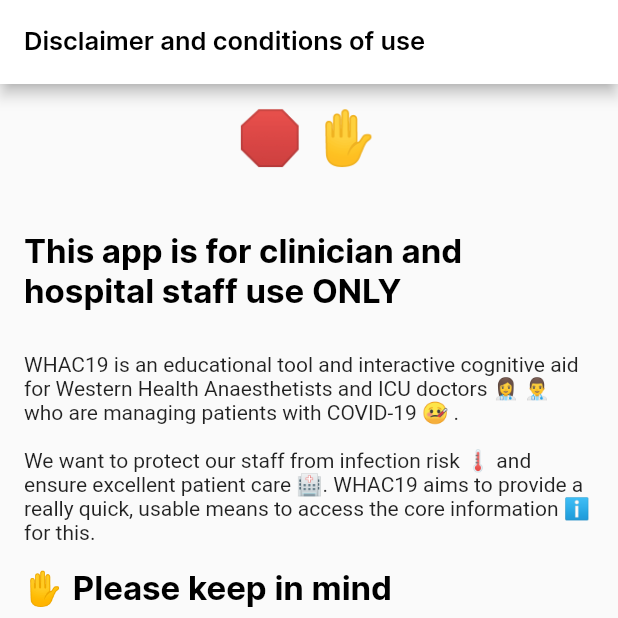
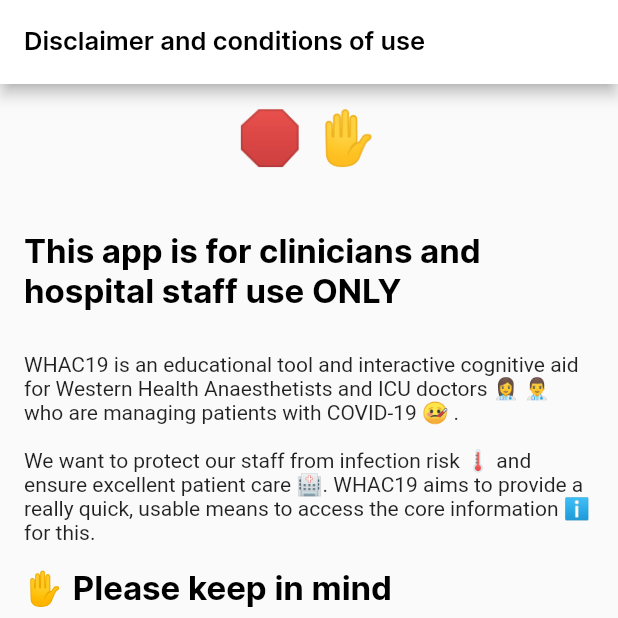
Before and after one commit to Western-Health-Covid19-Collaboration/wh_covid19_app, a Flutter app: the screen it shows after launch, on a phone screen of 412 x 824 dp, the top half of it. Run offline on Flutter 3.47's test engine with Material 2 defaults, Android fonts, the phone set to English and light mode, and no system bars; our stand-ins replace chewie, flutter_svg, flutter_widget_from_html, package_info, photo_view, shared_preferences and 1 more; missing offline and left inert: matrix_gesture_detector.

Commit message:
[skip ci] - Another small tweak
Co-Authored-By: Kim <42886400+kimngyn@users.noreply.github.com>

```diff
--- a/lib/view/disclaimer_view.dart
+++ b/lib/view/disclaimer_view.dart
@@ -78,7 +78,7 @@
                           ),
                         ),
                         Text(
-                            'This app is for clinician and hospital staff use ONLY\n',
+                            'This app is for clinicians and hospital staff use ONLY\n',
                             style: Styles.textH3),
                         Text(
                           'WHAC19 is an educational tool and interactive cognitive aid for Western Health '
```
